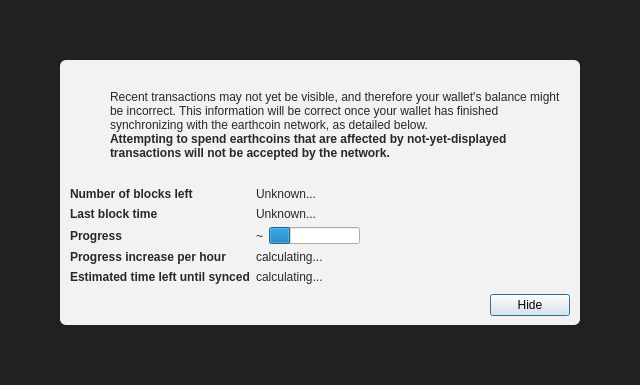
Before: the Qt Designer form src/qt/forms/modaloverlay.ui in Eacred/EarthCoinCash, drawn with Qt 5.
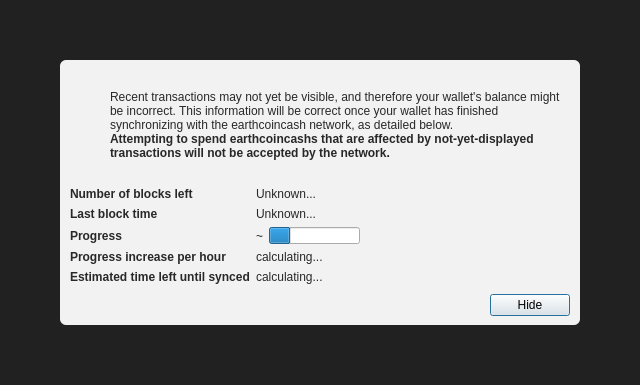
After: the same form once the commit is applied. Icons and pictures are not drawn. Custom widgets are drawn as their Qt base class.

What changed in the file:
```diff
--- a/src/qt/forms/modaloverlay.ui
+++ b/src/qt/forms/modaloverlay.ui
@@ -130,7 +130,7 @@
              <item>
               <widget class="QLabel" name="infoText">
                <property name="text">
-                <string>Recent transactions may not yet be visible, and therefore your wallet's balance might be incorrect. This information will be correct once your wallet has finished synchronizing with the earthcoin network, as detailed below.</string>
+                <string>Recent transactions may not yet be visible, and therefore your wallet's balance might be incorrect. This information will be correct once your wallet has finished synchronizing with the earthcoincash network, as detailed below.</string>
                </property>
                <property name="textFormat">
                 <enum>Qt::RichText</enum>
@@ -149,7 +149,7 @@
                 </font>
                </property>
                <property name="text">
-                <string>Attempting to spend earthcoins that are affected by not-yet-displayed transactions will not be accepted by the network.</string>
+                <string>Attempting to spend earthcoincashs that are affected by not-yet-displayed transactions will not be accepted by the network.</string>
                </property>
                <property name="textFormat">
                 <enum>Qt::RichText</enum>
```
